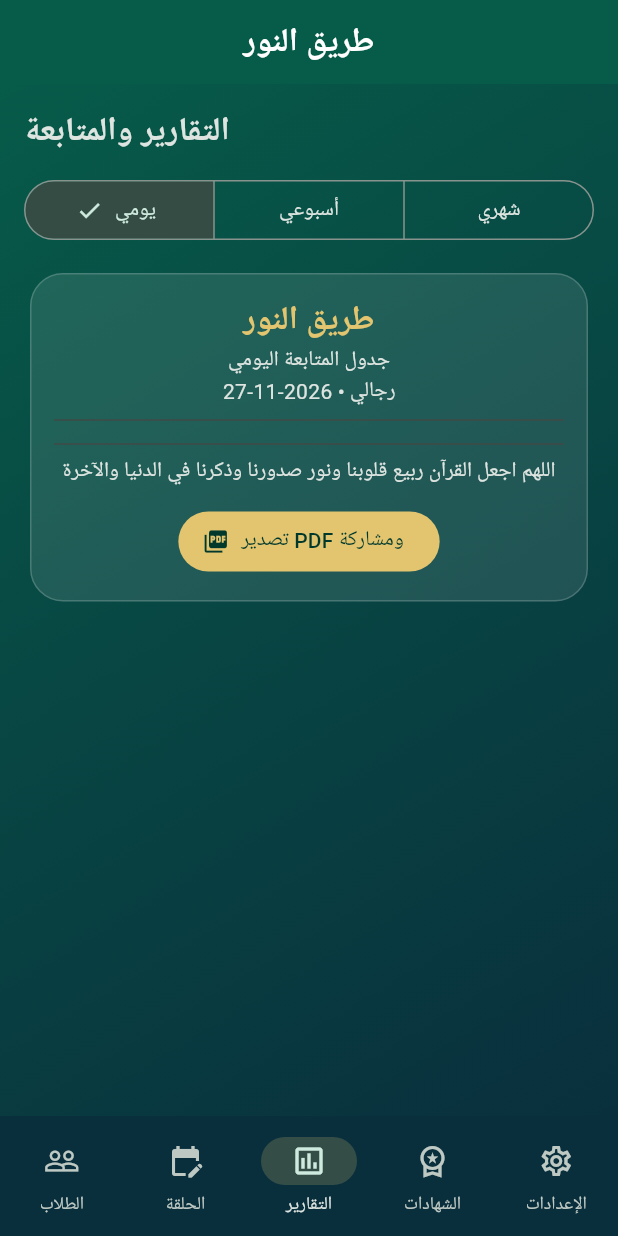
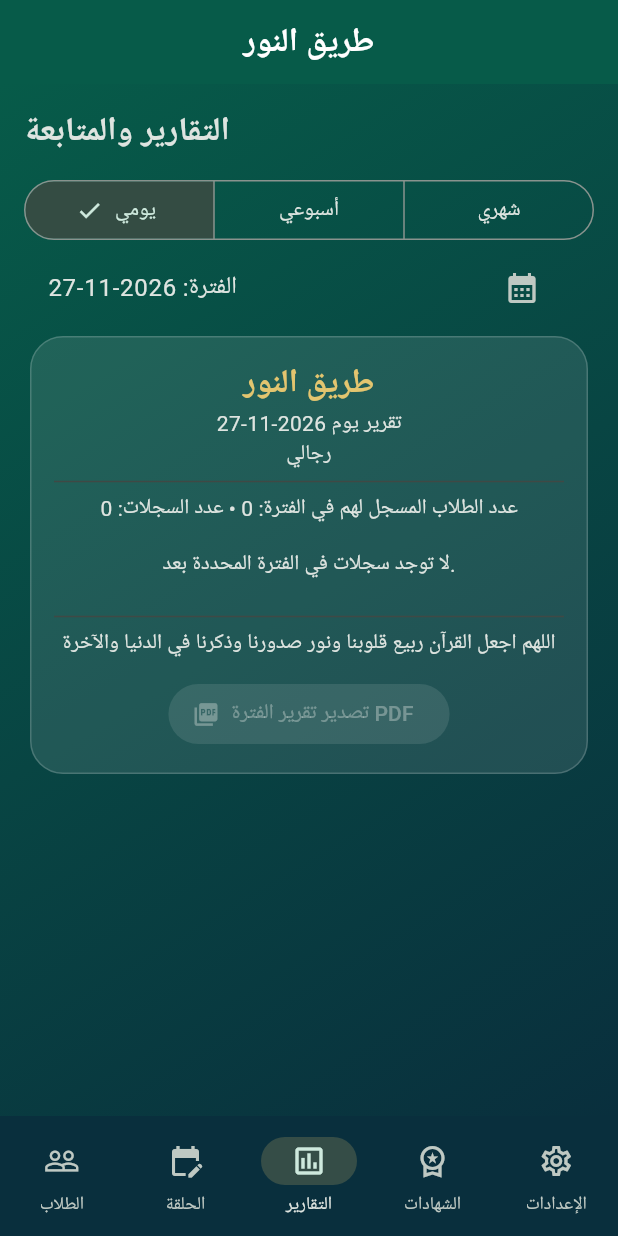
Before and after one commit to mustafaxd-34/tariq-al-noor, a Flutter app: the screen it shows after launch, item 3 of the bottom bar chosen, on a phone screen of 412 x 824 dp. Run offline on Flutter 3.47's test engine with Material 3 defaults, Android fonts, the phone set to English and light mode, and no system bars; our stand-ins replace pdf, printing, sqflite; accounts and stored records are empty.

Commit message:
Add dashboard, student history fields and date-filtered reports

```diff
--- a/lib/screens/reports_screen.dart
+++ b/lib/screens/reports_screen.dart
@@ -11,32 +11,46 @@ import '../theme/app_theme.dart';
 class ReportsScreen extends StatefulWidget {const ReportsScreen({super.key});@override State<ReportsScreen> createState()=>_ReportsScreenState();}
 class _ReportsScreenState extends State<ReportsScreen>{
  String type='يومي';
+ DateTime selectedDate=DateTime.now();
+ String get dayKey=>DateFormat('yyyy-MM-dd').format(selectedDate);
+ List<dynamic> _filtered(AppStore s){
+  final start=DateTime(selectedDate.year,selectedDate.month,selectedDate.day);
+  DateTime from=start,to=start.add(const Duration(days:1));
+  if(type=='أسبوعي'){from=start.subtract(Duration(days:start.weekday-1));to=from.add(const Duration(days:7));}
+  if(type=='شهري'){from=DateTime(start.year,start.month,1);to=DateTime(start.year,start.month+1,1);}
+  final ids=s.students.map((e)=>e.id).toSet();
+  return s.records.where((r)=>ids.contains(r.studentId)&&!DateTime.parse(r.date).isBefore(from)&&DateTime.parse(r.date).isBefore(to)).toList()..sort((a,b)=>a.date.compareTo(b.date));
+ }
  @override Widget build(BuildContext context){
-  final s=context.watch<AppStore>();final today=DateFormat('yyyy-MM-dd').format(DateTime.now());
-  final rows=s.records.where((r)=>s.students.any((st)=>st.id==r.studentId)).toList();
+  final s=context.watch<AppStore>();final rows=_filtered(s);
+  final grouped=<int,List<dynamic>>{};
+  for(final r in rows){grouped.putIfAbsent(r.studentId,()=>[]).add(r);}
   return ListView(padding:const EdgeInsets.all(16),children:[
    const Text('التقارير والمتابعة',style:TextStyle(fontSize:22,fontWeight:FontWeight.bold)),
    const SizedBox(height:12),SegmentedButton<String>(segments:const [ButtonSegment(value:'يومي',label:Text('يومي')),ButtonSegment(value:'أسبوعي',label:Text('أسبوعي')),ButtonSegment(value:'شهري',label:Text('شهري'))],selected:{type},onSelectionChanged:(v)=>setState(()=>type=v.first)),
-   const SizedBox(height:14),Card(child:Padding(padding:const EdgeInsets.all(16),child:Column(children:[
+   ListTile(title:Text('الفترة: $dayKey'),trailing:IconButton(icon:const Icon(Icons.calendar_month),onPressed:()async{final d=await showDatePicker(context:context,initialDate:selectedDate,firstDate:DateTime(2020),lastDate:DateTime(2100));if(d!=null)setState(()=>selectedDate=d);})),
+   Card(child:Padding(padding:const EdgeInsets.all(16),child:Column(children:[
     Text(s.selected?.name??'طريق النور',style:const TextStyle(color:AppTheme.gold,fontSize:22,fontWeight:FontWeight.bold)),
-    Text(type=='يومي'?'جدول المتابعة اليومي':type=='أسبوعي'?'التقرير الأسبوعي':'التقييم الشهري'),
-    Text('${s.selected?.section=='Women & Girls'?'نسائي':'رجالي'} • $today'),
+    Text(type=='يومي'?'تقرير يوم $dayKey':type=='أسبوعي'?'التقرير الأسبوعي':'التقرير الشهري'),
+    Text(s.selected?.section=='Women & Girls'?'نسائي':'رجالي'),
     const Divider(),
-    ...s.students.asMap().entries.map((entry){final st=entry.value;final rr=rows.where((r)=>r.studentId==st.id).toList();return ListTile(dense:true,title:Text('${entry.key+1}. ${st.name}'),subtitle:Text('الحضور ${StudentStats.attendance(rr).toStringAsFixed(0)}% • الحفظ ${StudentStats.memorization(st,rr).toStringAsFixed(1)}% • الحديث: ${rr.map((e)=>e.hadith).where((e)=>e.isNotEmpty).join('، ')}'),trailing:Text(StudentStats.gradeLabel(StudentStats.averageGrade(rr))));}),
+    Text('عدد الطلاب المسجل لهم في الفترة: ${grouped.length} • عدد السجلات: ${rows.length}'),
+    ...s.students.where((st)=>grouped.containsKey(st.id)).map((st){final rr=grouped[st.id]!;final present=rr.where((r)=>r.present).length;return ListTile(dense:true,title:Text(st.name),subtitle:Text('أيام الحضور: $present من ${rr.length} • الحفظ: ${rr.fold<double>(0,(v,r)=>v+r.newPages).toStringAsFixed(1)} وجه • آخر تسجيل: ${rr.last.date}'),trailing:Text(StudentStats.gradeLabel(StudentStats.averageGrade(rr))));}),
+    if(rows.isEmpty) const Padding(padding:EdgeInsets.all(16),child:Text('لا توجد سجلات في الفترة المحددة بعد.')),
     const Divider(),const Text('اللهم اجعل القرآن ربيع قلوبنا ونور صدورنا وذكرنا في الدنيا والآخرة',textAlign:TextAlign.center),
-    const SizedBox(height:12),FilledButton.icon(onPressed:()=>_export(context,s),icon:const Icon(Icons.picture_as_pdf),label:const Text('تصدير PDF ومشاركة')),
+    const SizedBox(height:12),FilledButton.icon(onPressed:rows.isEmpty?null:()=>_export(context,s,rows),icon:const Icon(Icons.picture_as_pdf),label:const Text('تصدير تقرير الفترة PDF')),
    ]))),
   ]);
  }
- Future<void> _export(BuildContext context,AppStore s) async {
+ Future<void> _export(BuildContext context,AppStore s,List<dynamic> rows) async {
   final doc=pw.Document();
   doc.addPage(pw.MultiPage(build:(c)=>[
    pw.Header(level:0,child:pw.Text(s.selected?.name??'طريق النور')),
-   pw.Text(type=='يومي'?'جدول المتابعة اليومي':type=='أسبوعي'?'التقرير الأسبوعي':'التقييم الشهري'),
-   pw.Table.fromTextArray(headers:['م','الاسم','الحضور','الحفظ','الحديث','التقدير'],data:s.students.asMap().entries.map((e){final st=e.value;final r=s.forStudent(st.id!);return ['${e.key+1}',st.name,'${StudentStats.attendance(r).toStringAsFixed(0)}%','${StudentStats.memorization(st,r).toStringAsFixed(1)}%',r.map((x)=>x.hadith).where((x)=>x.isNotEmpty).join('، '),StudentStats.gradeLabel(StudentStats.averageGrade(r))];}).toList()),
+   pw.Text(type=='يومي'?'تقرير يوم $dayKey':type=='أسبوعي'?'التقرير الأسبوعي':'التقرير الشهري'),
+   pw.Table.fromTextArray(headers:['التاريخ','الاسم','الحضور','الحفظ الجديد','المراجعة','الشيخ'],data:rows.map((r){final st=s.students.firstWhere((x)=>x.id==r.studentId);return [r.date,st.name,r.present?'حاضر':'غائب',r.newMemorization,r.review,r.teacherName];}).toList()),
    pw.SizedBox(height:20),pw.Text('اللهم اجعل القرآن ربيع قلوبنا ونور صدورنا وذكرنا في الدنيا والآخرة'),
   ]));
   final Uint8List bytes=await doc.save();
-  await Printing.sharePdf(bytes:bytes,filename:'tariq_al_noor_report.pdf');
+  await Printing.sharePdf(bytes:bytes,filename:'tariq_al_noor_${type}_report.pdf');
  }
 }
```
